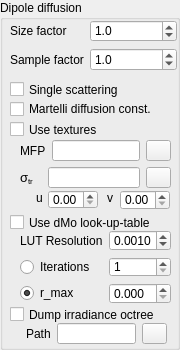
Qt form src/qtgui/dipoleBSSRDFWidget.ui (tomka/mitsuba-renderer) before a commit.
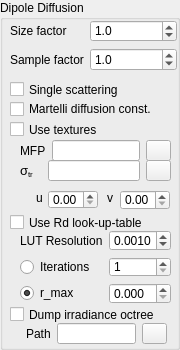
The same form after that commit. Icons and pictures are not drawn.

The edit to the form file:
```diff
--- a/src/qtgui/dipoleBSSRDFWidget.ui
+++ b/src/qtgui/dipoleBSSRDFWidget.ui
@@ -26,7 +26,7 @@
    <string>GroupBox</string>
   </property>
   <property name="title">
-   <string>Dipole diffusion</string>
+   <string>Dipole Diffusion</string>
   </property>
   <widget class="QWidget" name="formLayoutWidget_4">
    <property name="geometry">
@@ -214,7 +214,7 @@
     <property name="geometry">
      <rect>
       <x>0</x>
-      <y>27</y>
+      <y>20</y>
       <width>151</width>
       <height>21</height>
      </rect>
@@ -490,7 +490,7 @@
     <string>Use a look-up-table for contributions to the radiant extitance</string>
    </property>
    <property name="text">
-    <string>Use dMo look-up-table</string>
+    <string>Use Rd look-up-table</string>
    </property>
   </widget>
  </widget>
```
